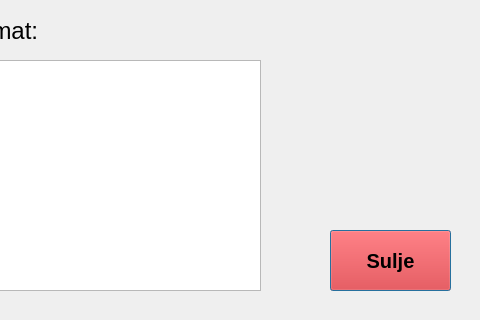
Before: the Qt Designer form frontend/balancewindow.ui in 22kmo-project/group_7, drawn with Qt 5; both pictures show x 320 to 800 and y 280 to 600 of the 800 by 600 pixel window.
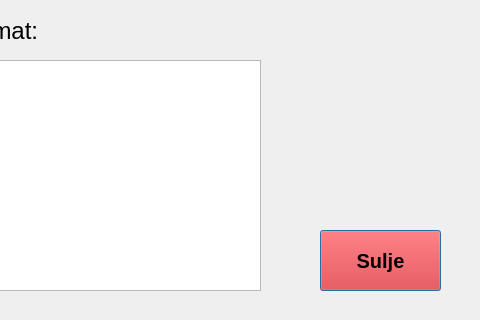
After: the same form once the commit is applied.

What changed in the file:
```diff
--- a/frontend/balancewindow.ui
+++ b/frontend/balancewindow.ui
@@ -16,7 +16,7 @@
   <widget class="QPushButton" name="Button_close">
    <property name="geometry">
     <rect>
-     <x>650</x>
+     <x>640</x>
      <y>510</y>
      <width>121</width>
      <height>61</height>
```
